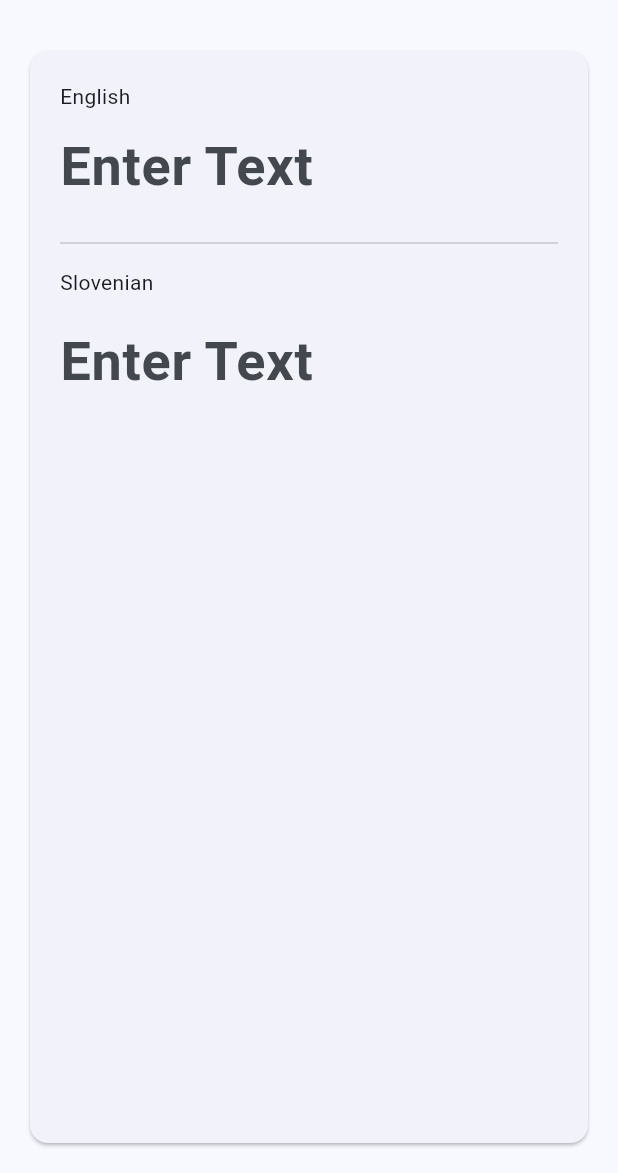
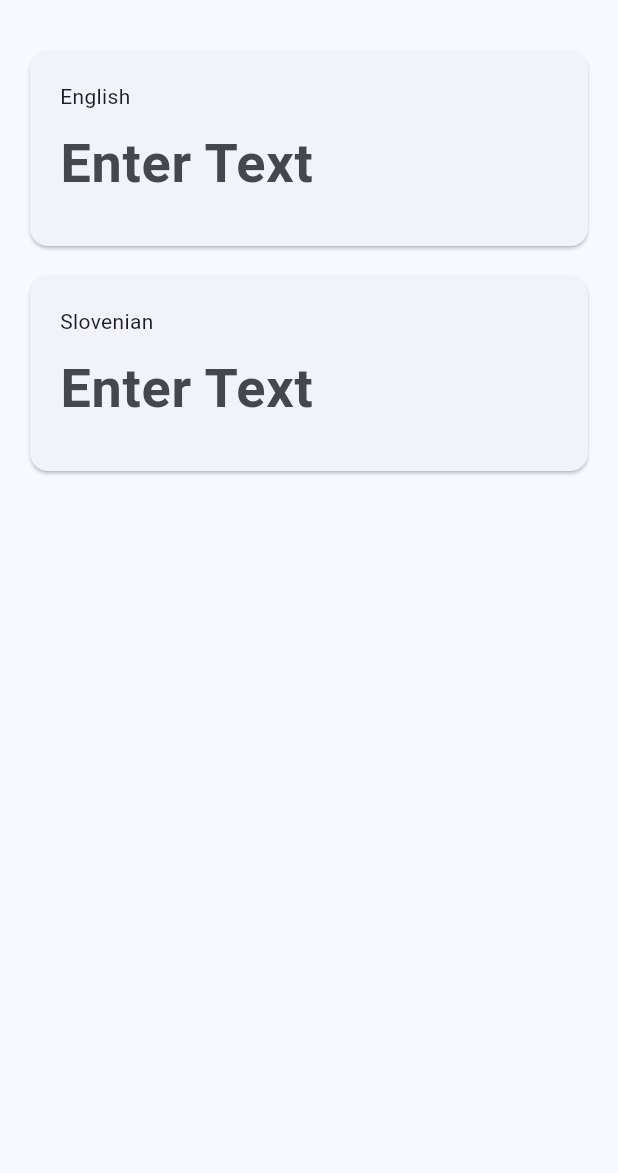
Before and after one commit to joshashton/translator_flutter_app, a Flutter app: the screen it shows after launch, on a phone screen of 412 x 824 dp, the part 63-1236 px from its top. Run offline on Flutter 3.47's test engine with Material 3 defaults, Android fonts, the phone set to English and light mode, and no system bars; our stand-ins replace auto_size_text; missing offline and left inert: translator.

Commit message:
Cards fit content
to add: favourite phrases page, text input resize, language title stays when scrolling, microphone button on home page

```diff
--- a/lib/main.dart
+++ b/lib/main.dart
@@ -1,5 +1,6 @@
 import 'package:flutter/material.dart';
 import 'package:translator/translator.dart';
+import 'package:auto_size_text/auto_size_text.dart';
 
 void main() {
   runApp(const MyApp());
@@ -81,13 +82,17 @@ class _MyHomePageState extends State<MyHomePage> {
         title: Text(widget.title),
         centerTitle: true,
       ),
-      body: Card(
-        margin: EdgeInsets.all(20),
-        child: ListView(
+      body: Column(
+        children: [
+          Flexible(
+            child: Card(
+              margin: EdgeInsets.fromLTRB(20, 20, 20, 0),
+              child: SingleChildScrollView(
                 padding: const EdgeInsets.all(20),
+                child: Column(
+                  crossAxisAlignment: CrossAxisAlignment.stretch,
                   children: [
                     const Text("English"),
-            const SizedBox(height: 2),
                     TextField(
                       controller: englishController,
                       style: const TextStyle(
@@ -103,9 +108,20 @@ class _MyHomePageState extends State<MyHomePage> {
                         translateToSlovenian(text);
                       },
                     ),
-            const Divider(height: 32),
+                  ],
+                ),
+              ),
+            ),
+          ),
+          Flexible(
+            child: Card(
+              margin: EdgeInsets.fromLTRB(20, 20, 20, 20),
+              child: SingleChildScrollView(
+                padding: const EdgeInsets.all(20),
+                child: Column(
+                  crossAxisAlignment: CrossAxisAlignment.stretch,
+                  children: [
                     const Text("Slovenian"),
-            const SizedBox(height: 8),
                     TextField(
                       controller: slovenianController,
                       style: const TextStyle(
@@ -124,6 +140,10 @@ class _MyHomePageState extends State<MyHomePage> {
                   ],
                 ),
               ),
+            ),
+          ),
+        ],
+      ),
     );
   }
 }
--- a/pubspec.yaml
+++ b/pubspec.yaml
@@ -37,6 +37,8 @@ dependencies:
   cupertino_icons: ^1.0.2
 
   translator: ^1.0.0
+
+  auto_size_text: ^3.0.0
 
 dev_dependencies:
   flutter_test:
```
Also changed, not shown: pubspec.lock. Lines whose indentation alone changed are shown as unchanged.
